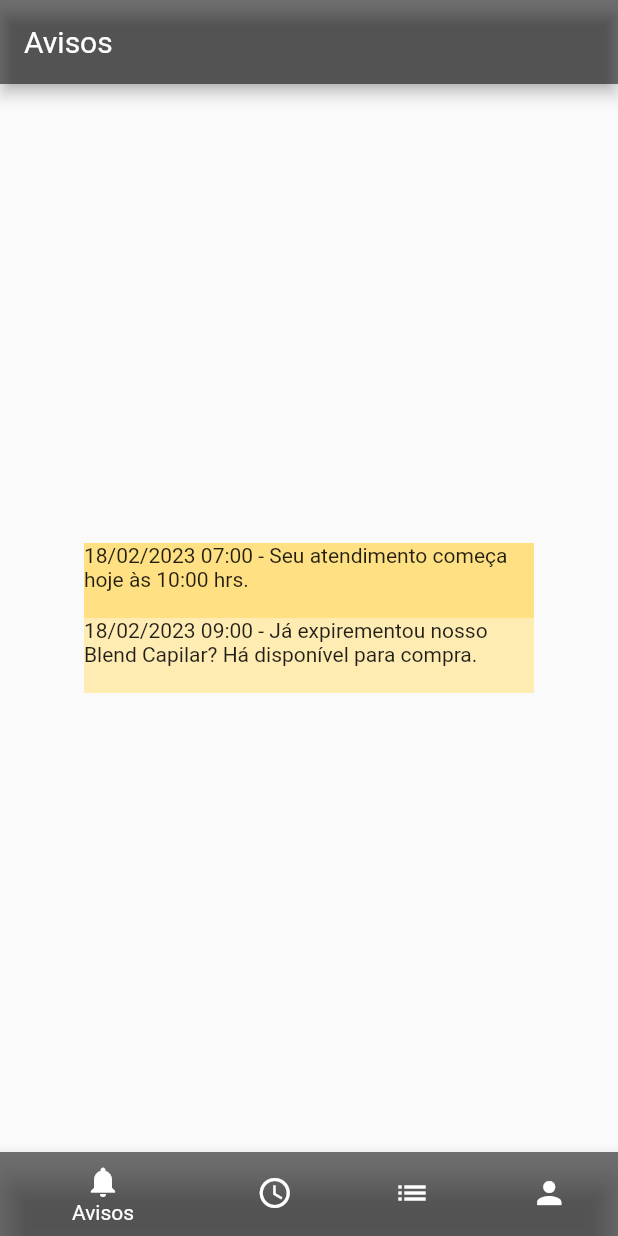
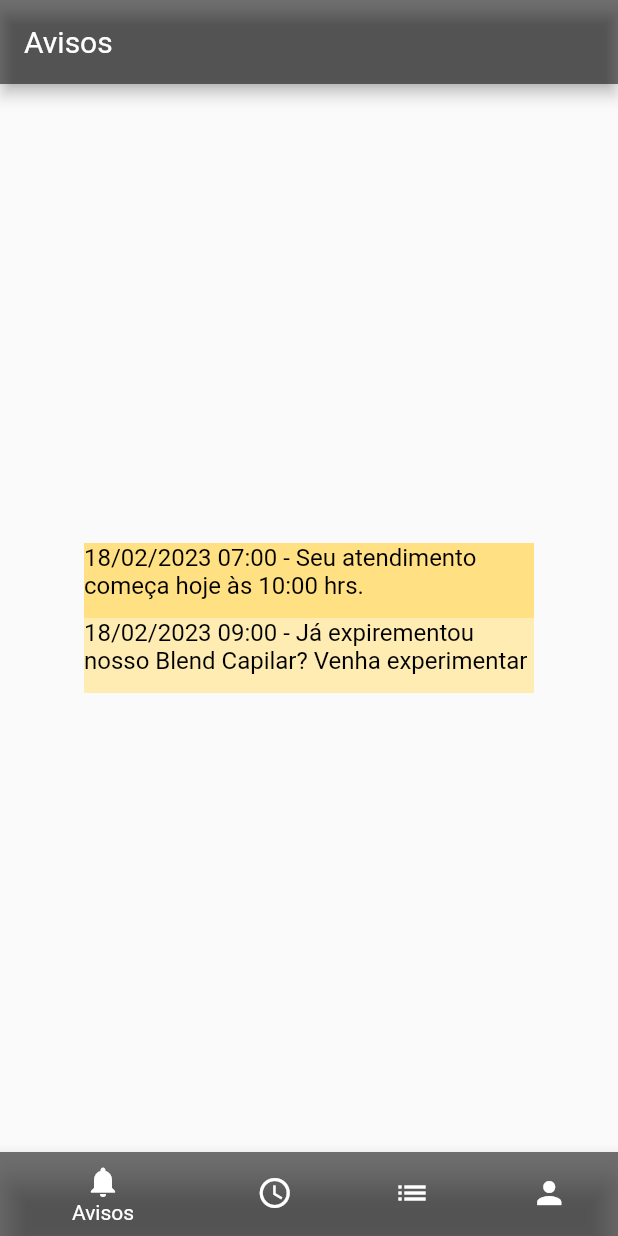
Before and after one commit to KevynSantos/barber_shop_freestyle, a Flutter app: the screen it shows after launch, after a tap on "Fazer Login", on a phone screen of 412 x 824 dp. Run offline on Flutter 3.47's test engine with Material 2 defaults, Android fonts, the phone set to English and light mode, and no system bars; our stand-ins replace camera, flutter_bloc, flutter_secure_storage, mask_text_input_formatter; Roboto replaces fonts that are missing (Arial).

Commit message:
Criando padronização do tamanho da font do projeto
Alterando tamanho das fontes na tela home

```diff
--- a/lib/fields/NavigatiorBar.dart
+++ b/lib/fields/NavigatiorBar.dart
@@ -1,6 +1,7 @@
 import 'package:flutter/material.dart';
 
 import '../services/loginService.dart';
+import '../utils/StyleText.dart';
 import 'Button.dart';
 
 class NavigationBarCustom extends StatelessWidget {
@@ -25,13 +26,13 @@ Widget getSimulationInformations(int index,BuildContext context)
       return Column(
         children: [
           Container(
-            child: Text("18/02/2023 07:00 - Seu atendimento começa hoje às 10:00 hrs."),
+            child: Text("18/02/2023 07:00 - Seu atendimento começa hoje às 10:00 hrs.",style: StyleText.getFontText(),),
             height: 50,
             color: Colors.amber[200],
             width: 300,
           ),
           Container(
-            child: Text("18/02/2023 09:00 - Já expirementou nosso Blend Capilar? Há disponível para compra."),
+            child: Text("18/02/2023 09:00 - Já expirementou nosso Blend Capilar? Venha experimentar",style: StyleText.getFontText()),
             height: 50,
             color: Colors.amber[100],
             width: 300,
@@ -42,13 +43,13 @@ Widget getSimulationInformations(int index,BuildContext context)
       return Column(
         children: [
           Container(
-            child: Text("Tesoura,Maquina e Barba - 18/02 às 10:00 hrs"),
+            child: Text("Tesoura,Maquina e Barba - 18/02 às 10:00 hrs",style: StyleText.getFontText()),
             height: 50,
             color: Colors.amber[200],
             width: 300,
           ),
           Container(
-            child: Text("Mão,Pé e Progressiva - 24/02 às 13:00 hrs"),
+            child: Text("Mão,Pé e Progressiva - 24/02 às 13:00 hrs",style: StyleText.getFontText()),
             height: 50,
             color: Colors.amber[100],
             width: 300,
@@ -59,13 +60,13 @@ Widget getSimulationInformations(int index,BuildContext context)
       return Column(
         children: [
           Container(
-            child: Text("Máquina - 04/02 às 17:00 hrs"),
+            child: Text("Máquina - 04/02 às 17:00 hrs",style: StyleText.getFontText()),
             height: 50,
             color: Colors.amber[200],
             width: 300,
           ),
           Container(
-            child: Text("Reflexo - 07/01 às 15:00 hrs"),
+            child: Text("Reflexo - 07/01 às 15:00 hrs",style: StyleText.getFontText()),
             height: 50,
             color: Colors.amber[100],
             width: 300,
--- /dev/null
+++ b/lib/utils/StyleText.dart
@@ -0,0 +1,14 @@
+import 'dart:ui';
+
+import 'package:flutter/material.dart';
+
+class StyleText{
+  static TextStyle getFontText()
+  {
+    return TextStyle(
+      fontSize: 16,
+      color: Colors.black,
+      fontFamily: 'Arial'
+    );
+  }
+}
```
